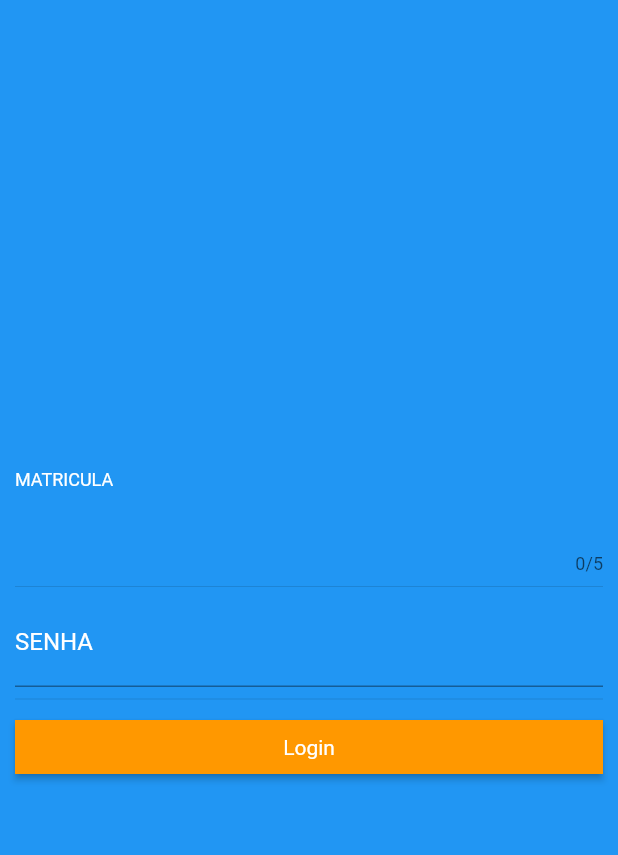
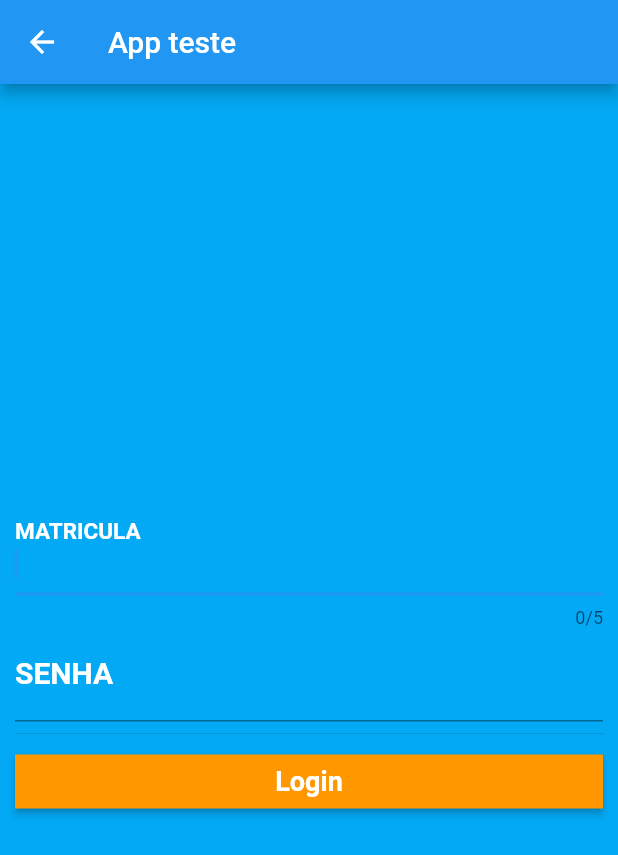
Before and after one commit to HerlintonFilho/Mobile, a Flutter app: the Login screen opened directly, on a phone screen of 412 x 824 dp. Shown: the top 855 px of the screen. Run offline on Flutter 3.47's test engine with Material 2 defaults, Android fonts, the phone set to English and light mode, and no system bars.

Commit message:
Pagina de Login

```diff
--- a/lib/login.dart
+++ b/lib/login.dart
@@ -11,11 +11,15 @@ class Login extends StatefulWidget {
 class _LoginState extends State<Login> {
   TextEditingController mat = TextEditingController();
   TextEditingController password = TextEditingController();
+  final formkey = GlobalKey<FormState>();
   @override
   Widget build(BuildContext context) {
     return Scaffold(
-      backgroundColor: Colors.blue,
-      body: Padding(
+        appBar: AppBar(title: Text("App teste")),
+        backgroundColor: Colors.lightBlue,
+        body: Form(
+          key: formkey,
+          child: Padding(
             padding: EdgeInsets.all(10),
             child: Center(
               child: Column(
@@ -23,49 +27,72 @@ class _LoginState extends State<Login> {
                 mainAxisAlignment: MainAxisAlignment.center,
                 children: <Widget>[
                   TextFormField(
+                    validator: (value) {
+                      if (value!.isEmpty) {
+                        return 'Informe sua matricula';
+                      }
+                      return null;
+                    },
                     controller: mat,
                     maxLength: 5,
                     autofocus: true,
                     keyboardType: TextInputType.number,
-                style: new TextStyle(color: Colors.white),
+                    style: new TextStyle(color: Colors.black),
                     decoration: InputDecoration(
                       labelText: "MATRICULA",
-                  labelStyle: TextStyle(color: Colors.white),
+                      labelStyle: TextStyle(
+                          fontSize: 20,
+                          fontWeight: FontWeight.bold,
+                          color: Colors.white),
                     ),
                   ),
-              Divider(),
                   TextFormField(
+                    validator: (value) {
+                      if (value!.isEmpty) {
+                        return 'Informe sua senha';
+                      }
+                      return null;
+                    },
                     controller: password,
                     autofocus: true,
                     obscureText: true,
                     keyboardType: TextInputType.number,
-                style: new TextStyle(color: Colors.white),
+                    style: new TextStyle(color: Colors.black),
                     decoration: InputDecoration(
                       labelText: "SENHA",
-                  labelStyle: TextStyle(color: Colors.white),
+                      labelStyle: TextStyle(
+                          color: Colors.white,
+                          fontSize: 20,
+                          fontWeight: FontWeight.bold),
                     ),
                   ),
                   Divider(),
                   RawMaterialButton(
                       child: Text(
                         "Login",
-                    style: TextStyle(color: Colors.white),
+                        style: TextStyle(
+                            fontSize: 18,
+                            fontWeight: FontWeight.bold,
+                            color: Colors.white),
                       ),
                       fillColor: Colors.orange,
                       onPressed: () {
+                        if (formkey.currentState!.validate()) {
+                          print('Estou aqui');
                           print("${mat.text} //// ${password.text.toString()}");
-                    Navigator.push(
+                          Navigator.pushReplacement(
                               context,
                               PageRouteBuilder(
                                   pageBuilder: (_, __, ___) => Index(
                                         matricula: mat.text,
                                         senha: password.text.toString(),
                                       )));
+                        }
                       })
                 ],
               ),
             ),
           ),
-    );
+        ));
   }
 }
```
Also changed, not shown: lib/index.dart (+16 -5 lines), lib/main.dart (+1 -44 lines). Lines whose indentation alone changed are shown as unchanged.
